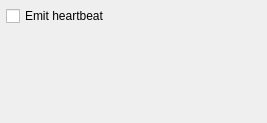
Before: the Qt Designer form src/ui/MAVLinkSettingsWidget.ui in mavlink/qgroundcontrol, drawn with Qt 5.
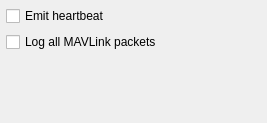
After: the same form once the commit is applied.

Commit message: Added packet logging

Patch:
```diff
--- a/src/ui/MAVLinkSettingsWidget.ui
+++ b/src/ui/MAVLinkSettingsWidget.ui
@@ -24,6 +24,13 @@
      </property>
     </widget>
    </item>
+   <item>
+    <widget class="QCheckBox" name="loggingCheckBox">
+     <property name="text">
+      <string>Log all MAVLink packets</string>
+     </property>
+    </widget>
+   </item>
    <item>
     <spacer name="verticalSpacer">
      <property name="orientation">
```
The commit also changes 2 other files.
